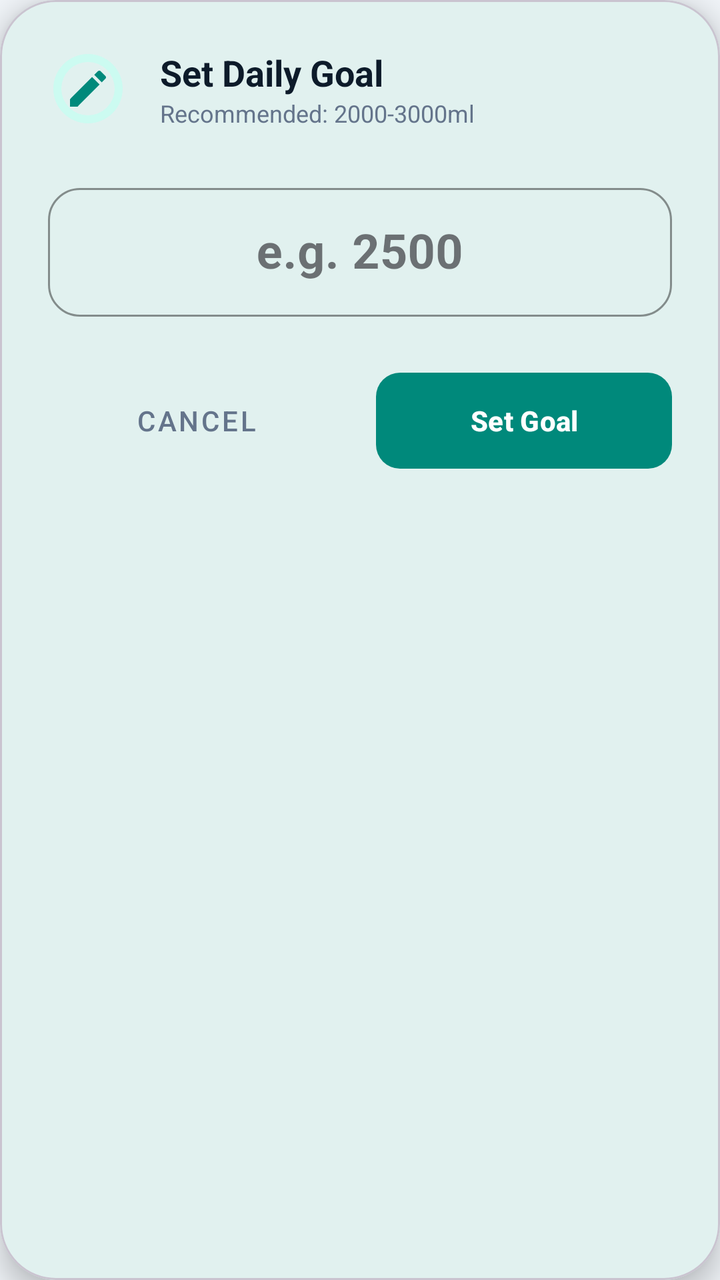
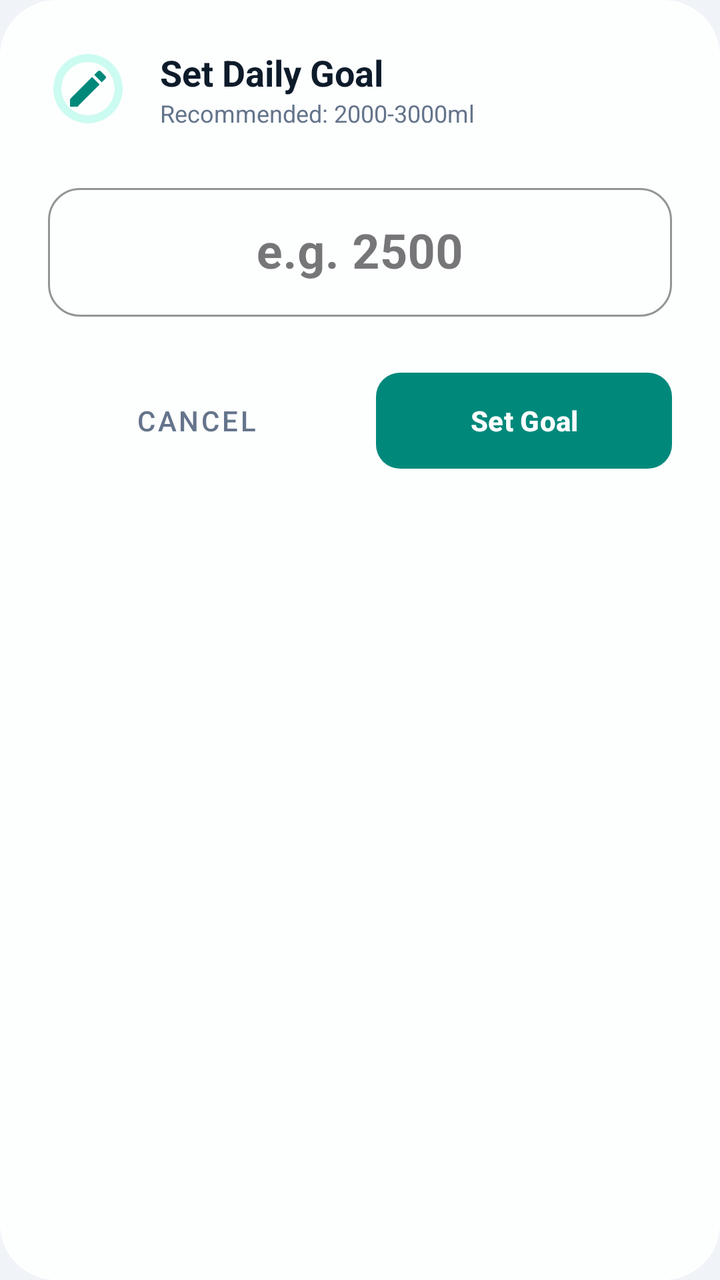

Compare the two renders of this Android layout. The source of the first and the diff that turns it into the second are given below.
<!-- AndroidManifest.xml: application theme Theme.VitalFlow -->
<!-- res/layout/dialog_set_goal.xml -->
<?xml version="1.0" encoding="utf-8"?>
<com.google.android.material.card.MaterialCardView xmlns:android="http://schemas.android.com/apk/res/android"
    xmlns:app="http://schemas.android.com/apk/res-auto"
    android:layout_width="match_parent"
    android:layout_height="wrap_content"
    android:layout_margin="24dp"
    app:cardBackgroundColor="@color/app_surface"
    app:cardCornerRadius="28dp"
    app:cardElevation="8dp">

    <LinearLayout
        android:layout_width="match_parent"
        android:layout_height="wrap_content"
        android:orientation="vertical"
        android:padding="24dp">

        <LinearLayout
            android:layout_width="match_parent"
            android:layout_height="wrap_content"
            android:gravity="center_vertical"
            android:layout_marginBottom="24dp">

            <ImageView
                android:layout_width="40dp"
                android:layout_height="40dp"
                android:background="@drawable/circle_shape"
                android:backgroundTint="@color/chip_bg_selected"
                android:padding="8dp"
                android:src="@drawable/ic_edit"
                app:tint="@color/primary" />

            <LinearLayout
                android:layout_width="wrap_content"
                android:layout_height="wrap_content"
                android:layout_marginStart="16dp"
                android:orientation="vertical">

                <TextView
                    android:layout_width="wrap_content"
                    android:layout_height="wrap_content"
                    android:text="Set Daily Goal"
                    android:textColor="@color/text_primary"
                    android:textSize="18sp"
                    android:textStyle="bold" />

                <TextView
                    android:layout_width="wrap_content"
                    android:layout_height="wrap_content"
                    android:text="Recommended: 2000-3000ml"
                    android:textColor="@color/text_secondary"
                    android:textSize="12sp" />
            </LinearLayout>
        </LinearLayout>

        <com.google.android.material.textfield.TextInputLayout
            android:layout_width="match_parent"
            android:layout_height="wrap_content"
            style="@style/Widget.MaterialComponents.TextInputLayout.OutlinedBox"
            app:boxStrokeColor="@color/primary"
            app:hintTextColor="@color/primary"
            app:boxCornerRadiusTopStart="16dp"
            app:boxCornerRadiusTopEnd="16dp"
            app:boxCornerRadiusBottomStart="16dp"
            app:boxCornerRadiusBottomEnd="16dp"
            android:layout_marginBottom="24dp">

            <com.google.android.material.textfield.TextInputEditText
                android:id="@+id/etGoalAmount"
                android:layout_width="match_parent"
                android:layout_height="wrap_content"
                android:hint="e.g. 2500"
                android:inputType="number"
                android:textSize="24sp"
                android:textStyle="bold"
                android:textColor="@color/primary"
                android:gravity="center"
                android:padding="16dp" />
        </com.google.android.material.textfield.TextInputLayout>

        <LinearLayout
            android:layout_width="match_parent"
            android:layout_height="wrap_content"
            android:orientation="horizontal"
            android:weightSum="2">

            <com.google.android.material.button.MaterialButton
                android:id="@+id/btnCancel"
                style="@style/Widget.MaterialComponents.Button.TextButton"
                android:layout_width="0dp"
                android:layout_height="56dp"
                android:layout_weight="1"
                android:layout_marginEnd="8dp"
                android:text="Cancel"
                android:textColor="@color/text_secondary"
                app:cornerRadius="12dp" />

            <com.google.android.material.button.MaterialButton
                android:id="@+id/btnSaveGoal"
                android:layout_width="0dp"
                android:layout_height="56dp"
                android:layout_weight="1"
                android:layout_marginStart="8dp"
                android:text="Set Goal"
                android:textColor="@color/white"
                android:textStyle="bold"
                app:backgroundTint="@color/primary"
                app:cornerRadius="12dp"
                app:elevation="0dp" />
        </LinearLayout>
    </LinearLayout>
</com.google.android.material.card.MaterialCardView>
<!-- resources referenced by this layout -->
<resources>
  <color name="app_surface">#FFFFFF</color>
  <color name="chip_bg_selected">#CCFBF1</color>
  <color name="primary">#00897B</color>
  <color name="text_primary">#0D1B2A</color>
  <color name="text_secondary">#64748B</color>
  <color name="white">#FFFFFFFF</color>
  <!-- drawable circle_shape (drawable) -->
  <?xml version="1.0" encoding="utf-8"?>
  <shape xmlns:android="http://schemas.android.com/apk/res/android"
      android:innerRadiusRatio="3"
      android:shape="ring"
      android:thicknessRatio="10.0"
      android:useLevel="false">
      <solid android:color="@color/surface_variant" />
  </shape>
  <!-- drawable ic_edit (drawable) -->
  <vector xmlns:android="http://schemas.android.com/apk/res/android"
      android:width="24dp"
      android:height="24dp"
      android:viewportWidth="24"
      android:viewportHeight="24"
      android:tint="@color/icon_unselected">
      <path
          android:fillColor="@color/white"
          android:pathData="M3,17.25V21h3.75L17.81,9.94l-3.75,-3.75L3,17.25zM20.71,7.04c0.39,-0.39 0.39,-1.02 0,-1.41l-2.34,-2.34c-0.39,-0.39 -1.02,-0.39 -1.41,0l-1.83,1.83 3.75,3.75 1.83,-1.83z"/>
  </vector>
  <style name="Theme.VitalFlow" parent="Base.Theme.VitalFlow" />
  <color name="surface_variant">#F8FAFC</color>
  <color name="icon_unselected">#94A3B8</color>
  <style name="Base.Theme.VitalFlow" parent="Theme.Material3.Light.NoActionBar">
          <item name="colorPrimary">@color/primary</item>
          <item name="colorPrimaryVariant">@color/primary_dark</item>
          <item name="colorOnPrimary">@color/white</item>
          <item name="colorSecondary">@color/secondary</item>
          <item name="colorSecondaryVariant">@color/secondary_dark</item>
          <item name="colorOnSecondary">@color/black</item>
  
          <item name="android:statusBarColor">@color/app_background</item>
          <item name="android:windowLightStatusBar">true</item>
          <item name="android:colorBackground">@color/app_background</item>
          <item name="colorSurface">@color/app_surface</item>
          <item name="android:textColorPrimary">@color/text_primary</item>
          <item name="android:textColorSecondary">@color/text_secondary</item>
      </style>
  <color name="primary_dark">#00695C</color>
  <color name="secondary">#FF7043</color>
  <color name="secondary_dark">#E64A19</color>
  <color name="black">#FF000000</color>
  <color name="app_background">#F0F4F8</color>
</resources>

<!-- the commit's change to res/layout/dialog_set_goal.xml (unified diff, before → after) -->
@@ -4,9 +4,11 @@
     android:layout_width="match_parent"
     android:layout_height="wrap_content"
     android:layout_margin="24dp"
-    app:cardBackgroundColor="@color/app_surface"
+    app:cardBackgroundColor="@color/glass_card_bg_elevated"
     app:cardCornerRadius="28dp"
-    app:cardElevation="8dp">
+    app:cardElevation="0dp"
+    app:strokeColor="@color/glass_card_stroke"
+    app:strokeWidth="1dp">
 
     <LinearLayout
         android:layout_width="match_parent"
@@ -101,7 +103,7 @@
                 android:layout_weight="1"
                 android:layout_marginStart="8dp"
                 android:text="Set Goal"
-                android:textColor="@color/white"
+                android:textColor="@color/text_on_primary"
                 android:textStyle="bold"
                 app:backgroundTint="@color/primary"
                 app:cornerRadius="12dp"
<!-- resource entries referenced after the edit -->
@@ -2,7 +2,10 @@
 <resources>
   <color name="app_surface">#FFFFFF</color>
   <color name="chip_bg_selected">#CCFBF1</color>
+  <color name="glass_card_bg_elevated">#E6FFFFFF</color>
+  <color name="glass_card_stroke">#40FFFFFF</color>
   <color name="primary">#00897B</color>
+  <color name="text_on_primary">#FFFFFF</color>
   <color name="text_primary">#0D1B2A</color>
   <color name="text_secondary">#64748B</color>
   <color name="white">#FFFFFFFF</color>
@@ -37,7 +40,8 @@
           <item name="colorSecondaryVariant">@color/secondary_dark</item>
           <item name="colorOnSecondary">@color/black</item>
   
-          <item name="android:statusBarColor">@color/app_background</item>
+          
+          <item name="android:statusBarColor">@color/page_gradient_start</item>
           <item name="android:windowLightStatusBar">true</item>
           <item name="android:colorBackground">@color/app_background</item>
           <item name="colorSurface">@color/app_surface</item>
@@ -48,6 +52,7 @@
   <color name="secondary">#FF7043</color>
   <color name="secondary_dark">#E64A19</color>
   <color name="black">#FF000000</color>
+  <color name="page_gradient_start">#E0F5F3</color>
   <color name="app_background">#F0F4F8</color>
 </resources>
 
